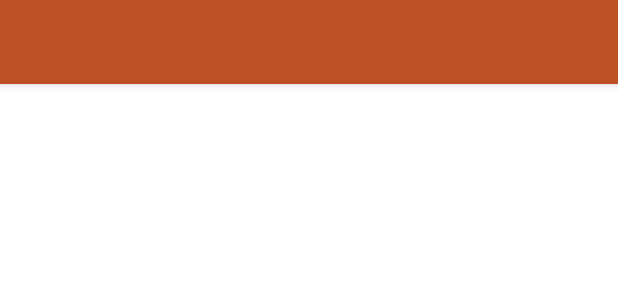
After one commit to l-chege/Donation-Project, an Android app: the layout activity_category_selected.xml on its own in the app's theme, with its tools: preview values and no code run, on a phone screen of 412 x 824 dp. The commit adds this screen. Shown: the top 300 px of the screen. Run offline under Robolectric (Android 15) with nearby library versions, the phone set to English and light mode, and no system bars.

Commit message:
Commit to master

```diff
--- a/app/src/main/AndroidManifest.xml
+++ b/app/src/main/AndroidManifest.xml
@@ -9,6 +9,9 @@
         android:roundIcon="@mipmap/ic_launcher_round"
         android:supportsRtl="true"
         android:theme="@style/Theme.DonationProject">
+        <activity
+            android:name=".CategorySelectedActivity"
+            android:exported="false" />
         <activity
             android:name=".ProfileActivity"
             android:exported="false" />
--- a/app/src/main/java/com/example/donationproject/Adapter/UserAdapter.java
+++ b/app/src/main/java/com/example/donationproject/Adapter/UserAdapter.java
@@ -44,7 +44,7 @@ public class UserAdapter extends RecyclerView.Adapter<UserAdapter.Viewholder>{
         holder.type.setText(user.getType());
 
         if (user.getType().equals("donor")){
-            holder.emailNow.setVisibility(View.GONE);
+            holder.emailNow.setVisibility(View.VISIBLE);
         }
 
         holder.userEmail.setText(user.getEmail());
--- /dev/null
+++ b/app/src/main/res/layout/activity_category_selected.xml
@@ -0,0 +1,24 @@
+<?xml version="1.0" encoding="utf-8"?>
+<LinearLayout xmlns:android="http://schemas.android.com/apk/res/android"
+    xmlns:app="http://schemas.android.com/apk/res-auto"
+    xmlns:tools="http://schemas.android.com/tools"
+    android:layout_width="match_parent"
+    android:layout_height="match_parent"
+    android:orientation="vertical"
+    tools:context=".CategorySelectedActivity">
+
+    <androidx.appcompat.widget.Toolbar
+        android:id="@+id/toolbar"
+        android:elevation="4dp"
+        android:theme="@style/ThemeOverlay.AppCompat.Dark.ActionBar"
+        app:popupTheme="@style/ThemeOverlay.AppCompat.Dark"
+        android:layout_width="match_parent"
+        android:layout_height="wrap_content"
+        android:background="#Be5025"/>
+
+    <androidx.recyclerview.widget.RecyclerView
+        android:id="@+id/recyclerView"
+        android:layout_width="match_parent"
+        android:layout_height="match_parent"/>
+
+</LinearLayout>
```
Also changed, not shown: app/src/main/java/com/example/donationproject/CategorySelectedActivity.java (added, +106 -0 lines), app/src/main/java/com/example/donationproject/MainActivity.java (+81 -1 lines), app/src/main/res/layout/user_displayed_layout.xml (+9 -12 lines).
